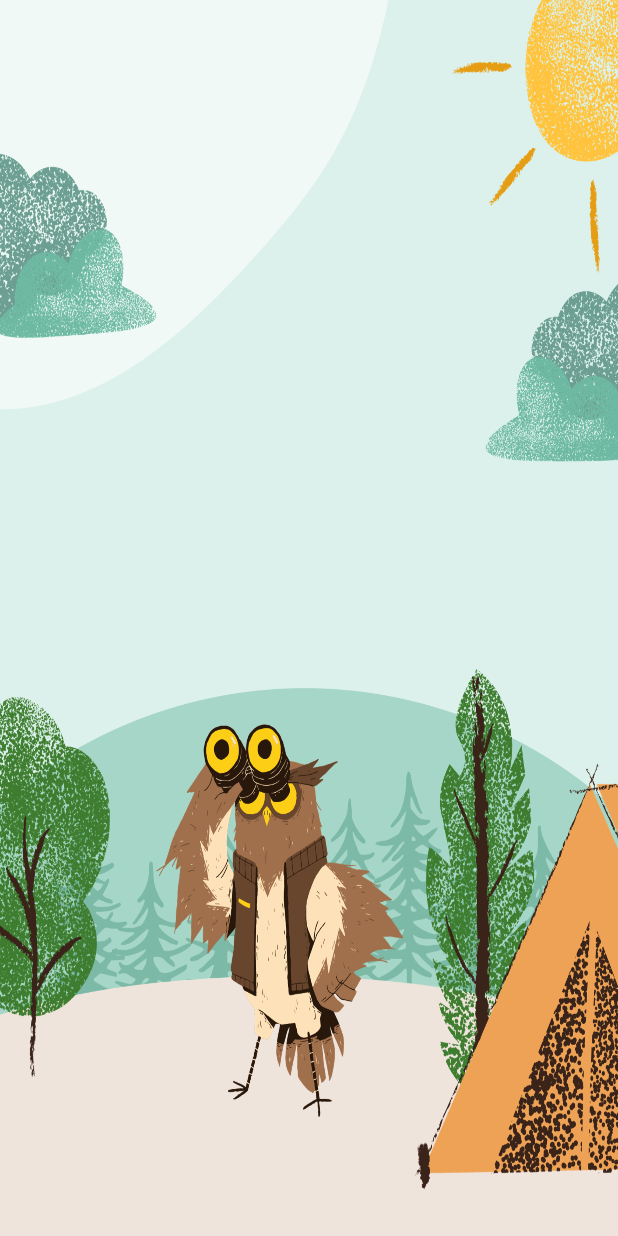
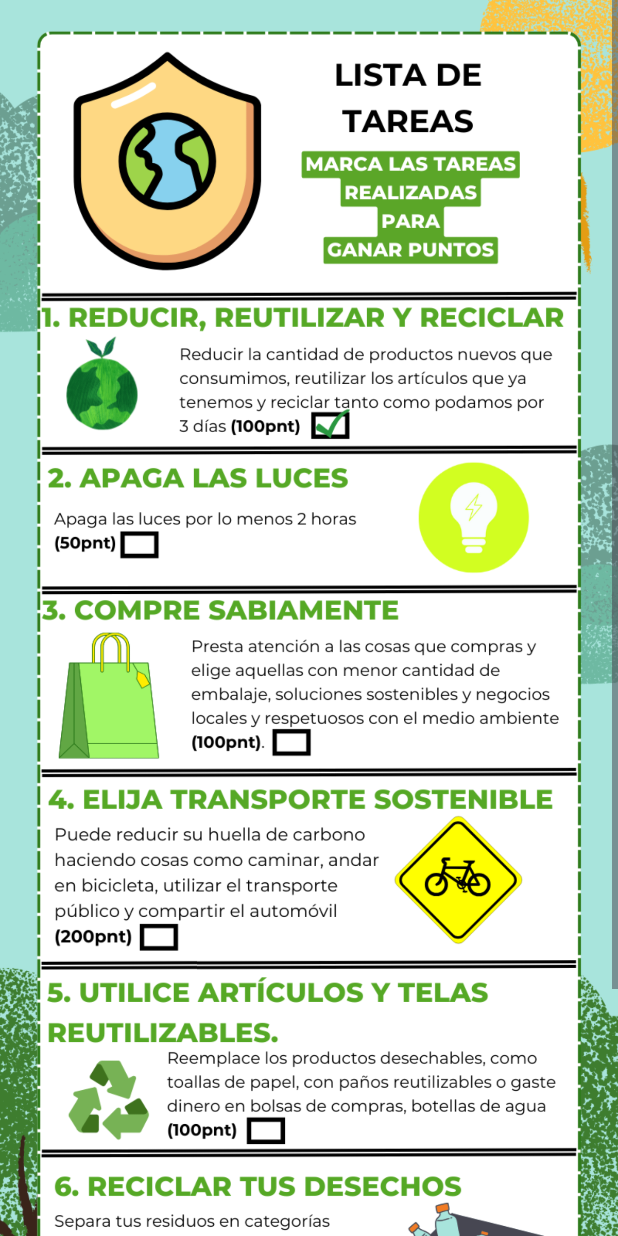
Before and after one commit to David15Barrera/AppEcologica, an Android app: the Juego screen opened directly, with no data from a screen before it, on a phone screen of 412 x 824 dp. Run offline under Robolectric (Android 15) with nearby library versions, the phone set to English and light mode, and no system bars.

Commit message:
Agregar Apariecia juego

```diff
--- a/app/src/main/res/layout/activity_juego.xml
+++ b/app/src/main/res/layout/activity_juego.xml
@@ -7,4 +7,25 @@
     android:background="@drawable/fondo7"
     tools:context=".Juego">
 
+    <ScrollView
+        android:layout_width="match_parent"
+        android:layout_height="match_parent"
+        app:layout_constraintBottom_toBottomOf="parent"
+        app:layout_constraintEnd_toEndOf="parent"
+        app:layout_constraintHorizontal_bias="0.0"
+        app:layout_constraintStart_toStartOf="parent"
+        app:layout_constraintTop_toTopOf="parent"
+        app:layout_constraintVertical_bias="1.0">
+
+        <!-- Aquí se agrega la imagen de infografía -->
+        <ImageView
+            android:id="@+id/infografiaImageView"
+            android:layout_width="match_parent"
+            android:layout_height="wrap_content"
+            android:src="@drawable/fondo8"
+            android:scaleType="centerInside"
+            android:adjustViewBounds="true"
+            />
+
+    </ScrollView>
 </androidx.constraintlayout.widget.ConstraintLayout>
```
Also changed, not shown: app/src/main/res/drawable/fondo8.png (added).
